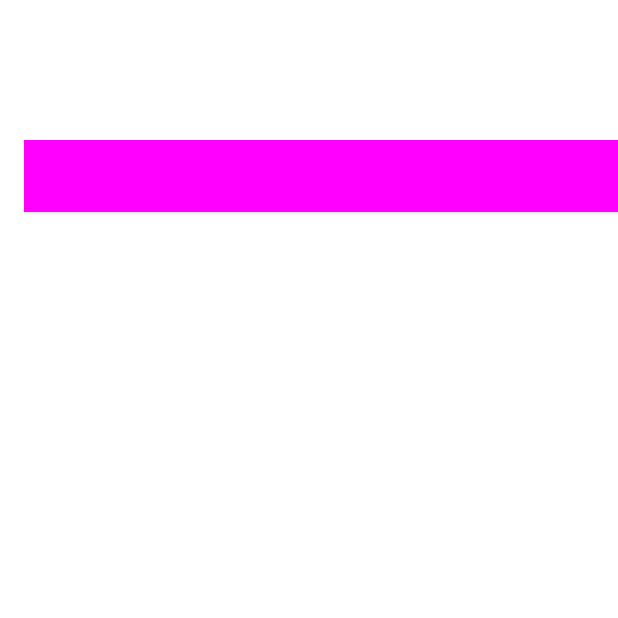
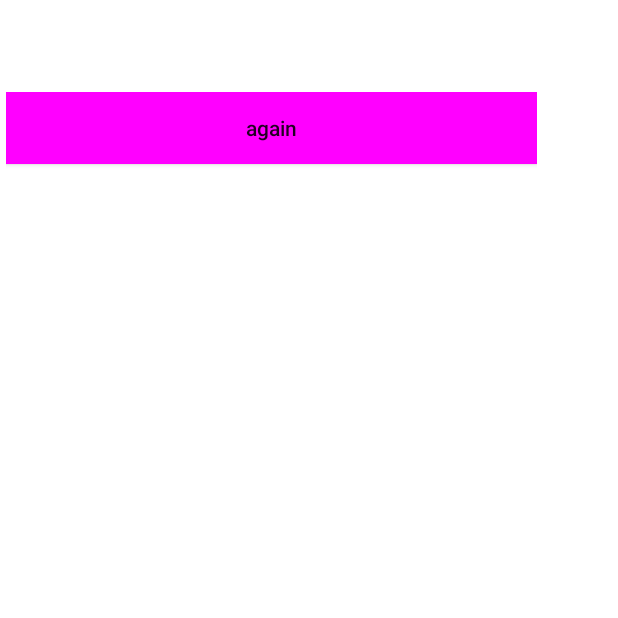
Before and after one commit to aliyalatipova/one, an Android app: the MainActivityAfterMain screen opened directly, with no data from a screen before it, on a phone screen of 412 x 824 dp, the top half of it. Run offline under Robolectric (Android 15) with nearby library versions, the phone set to English and light mode, and no system bars; 3 statements that could not run were skipped.

Commit message:
ну еще коммитик

```diff
--- a/app/src/main/java/com/example/quiz/MainActivity.java
+++ b/app/src/main/java/com/example/quiz/MainActivity.java
@@ -44,7 +44,7 @@ public class MainActivity extends AppCompatActivity  {
 
     int canClickFlag = 1;
     int score = 0;
-    public int totalQuestion = 5;
+    public int totalQuestion = 2;
     int currentQuestionIndex = 0;
 
     @Override
@@ -59,9 +59,9 @@ public class MainActivity extends AppCompatActivity  {
 
         String[][] some_choices = (String[][]) getIntent().getSerializableExtra("some_choices");
 
-        totalQuestion = some_choices.length;
+        //totalQuestion = some_choices.length;
 
-        //Collections.shuffle(Arrays.asList(some_choices));
+        Collections.shuffle(Arrays.asList(some_choices));
         questionTextView.setText("");
 
         textToSpeech = new TextToSpeech(this, new TextToSpeech.OnInitListener() {
--- a/app/src/main/java/com/example/quiz/MainActivityAfterMain.java
+++ b/app/src/main/java/com/example/quiz/MainActivityAfterMain.java
@@ -31,7 +31,7 @@ public class MainActivityAfterMain extends AppCompatActivity {
     protected void onCreate(Bundle savedInstanceState) {
         super.onCreate(savedInstanceState);
         setContentView(R.layout.activity_main_after_main);
-        layout_for_txt = findViewById(R.id.layout_after);
+        layout_for_txt = findViewById(R.id.layout_af_main);
         textView_with_res = findViewById(R.id.textView4);
         Bundle arguments = getIntent().getExtras();
         String res = arguments.get("res").toString();
@@ -66,7 +66,7 @@ public class MainActivityAfterMain extends AppCompatActivity {
         for (int i = 0; i < list_len; ++i) {
             btn[i] = new Button(this);
             btn[i].setAllCaps(false);
-            btn[i].setLayoutParams(new LinearLayout.LayoutParams(LinearLayout.LayoutParams.WRAP_CONTENT, LinearLayout.LayoutParams.WRAP_CONTENT));
+            btn[i].setLayoutParams(new LinearLayout.LayoutParams(LinearLayout.LayoutParams.MATCH_PARENT, LinearLayout.LayoutParams.WRAP_CONTENT));
            // btn[i].setText(some_choices[i][0]);
             btn[i].setId(i);
             int index_of_true_letter = find_true_bid_index(i, some_choices);
--- a/app/src/main/res/layout/activity_main_after_main.xml
+++ b/app/src/main/res/layout/activity_main_after_main.xml
@@ -18,11 +18,11 @@
         app:layout_constraintTop_toTopOf="parent" />
 
     <LinearLayout
-        android:id="@+id/layout_after"
-        android:layout_width="1203dp"
-        android:layout_height="1778dp"
-        android:layout_marginStart="16dp"
-        android:layout_marginTop="40dp"
+        android:id="@+id/layout_af_main"
+        android:layout_width="354dp"
+        android:layout_height="598dp"
+        android:layout_marginStart="4dp"
+        android:layout_marginTop="8dp"
         android:orientation="vertical"
         app:layout_constraintStart_toStartOf="parent"
         app:layout_constraintTop_toBottomOf="@+id/textView4"></LinearLayout>
--- a/app/src/main/res/layout/activity_main_start.xml
+++ b/app/src/main/res/layout/activity_main_start.xml
@@ -88,7 +88,7 @@
 
         <Button
             android:id="@+id/btn_back1"
-            android:layout_width="181dp"
+            android:layout_width="wrap_content"
             android:layout_height="wrap_content"
             android:text="в меню" />
 
```
